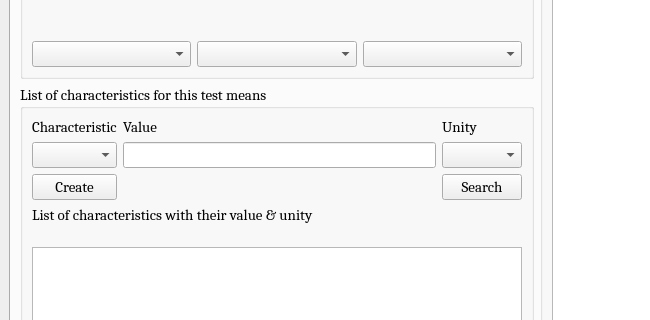
The window that cleansky_LMSM/ui_to_py/List_of_test_means.ui (HouzeZHANG/CSLMSM) describes before a commit, drawn with Qt 5; both pictures show x 0 to 650 and y 144 to 464 of the 1073 by 653 pixel window.
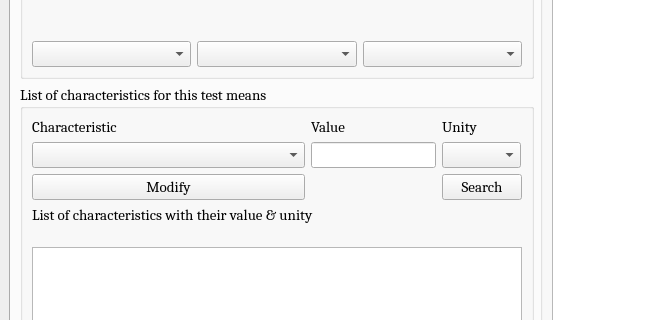
The same window after the commit.

The edit to the form file:
```diff
--- a/cleansky_LMSM/ui_to_py/List_of_test_means.ui
+++ b/cleansky_LMSM/ui_to_py/List_of_test_means.ui
@@ -348,6 +348,12 @@
              </item>
              <item row="1" column="0">
               <widget class="QComboBox" name="comboBox_4">
+               <property name="sizePolicy">
+                <sizepolicy hsizetype="Preferred" vsizetype="Preferred">
+                 <horstretch>100</horstretch>
+                 <verstretch>0</verstretch>
+                </sizepolicy>
+               </property>
                <property name="font">
                 <font>
                  <family>Cambria</family>
@@ -358,6 +364,12 @@
              </item>
              <item row="1" column="1">
               <widget class="QLineEdit" name="lineEdit">
+               <property name="sizePolicy">
+                <sizepolicy hsizetype="Expanding" vsizetype="Preferred">
+                 <horstretch>0</horstretch>
+                 <verstretch>0</verstretch>
+                </sizepolicy>
+               </property>
                <property name="font">
                 <font>
                  <family>Cambria</family>
@@ -368,6 +380,12 @@
              </item>
              <item row="1" column="2">
               <widget class="QComboBox" name="comboBox_5">
+               <property name="sizePolicy">
+                <sizepolicy hsizetype="Fixed" vsizetype="Fixed">
+                 <horstretch>50</horstretch>
+                 <verstretch>0</verstretch>
+                </sizepolicy>
+               </property>
                <property name="font">
                 <font>
                  <family>Cambria</family>
@@ -385,7 +403,7 @@
                 </font>
                </property>
                <property name="text">
-                <string>Create</string>
+                <string>Modify</string>
                </property>
               </widget>
              </item>
```
Left out of the diff: 7 changed lines with no effect on the pictures.
